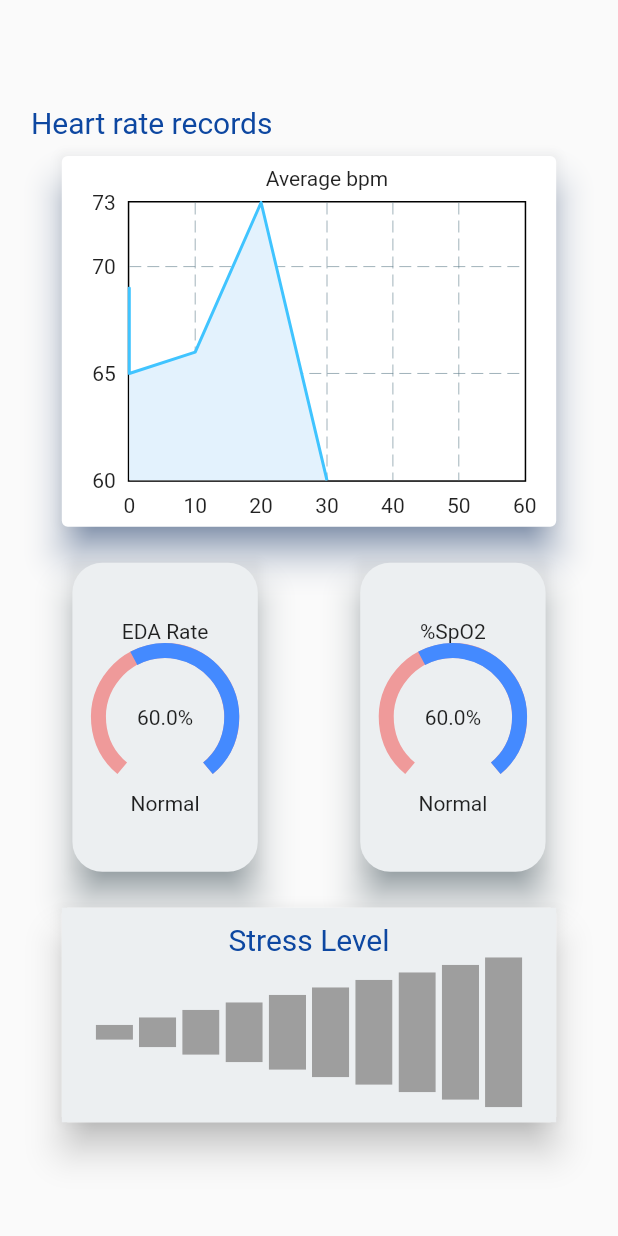
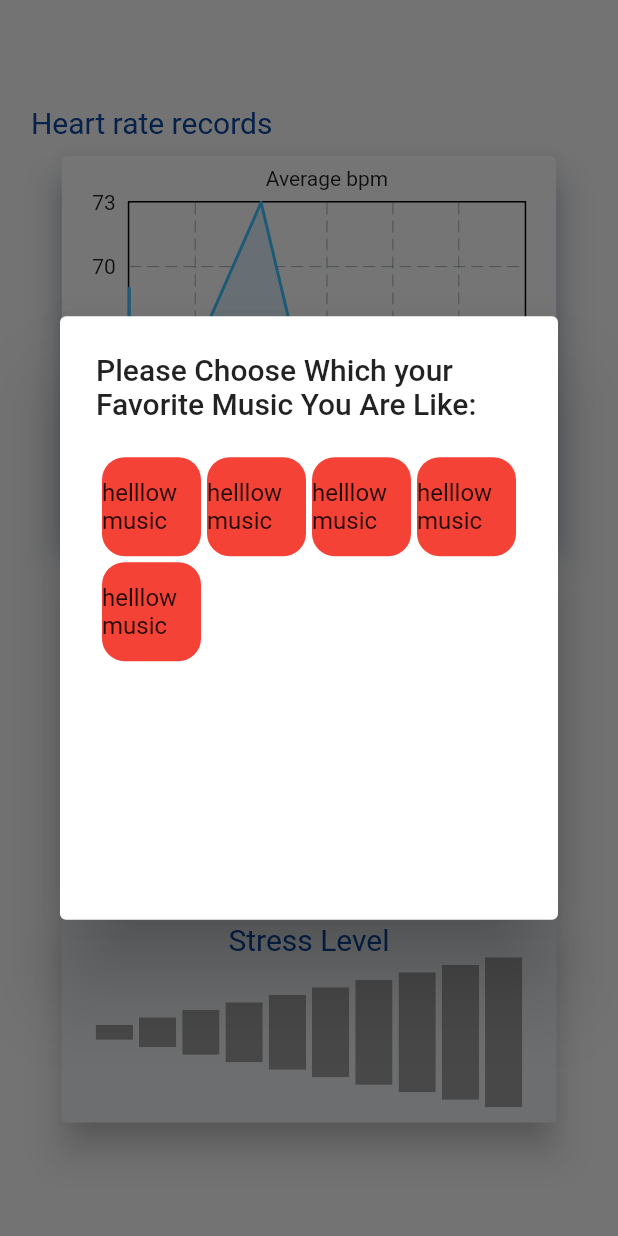
Before and after one commit to yhabbeh/Neuro_Stem, a Flutter app: the screen it shows after launch, after a tap on "LOGIN", on a phone screen of 412 x 824 dp. Run offline on Flutter 3.47's test engine with Material 2 defaults, Android fonts, the phone set to English and light mode, and no system bars; drawn by our look-alikes of fl_chart, percent_indicator, step_progress_indicator; our stand-ins replace connectivity_plus, dartz, equatable, flutter_bloc.

Commit message:
make dialog music on flutter

```diff
--- a/lib/features/home/presentation/page/home_page.dart
+++ b/lib/features/home/presentation/page/home_page.dart
@@ -1,11 +1,88 @@
 import 'package:flutter/material.dart';
 
+import '../../../../core/utilities/responsive_ui.dart';
 import '../widgets/EDA_rate.dart';
 import '../widgets/heart_rate_widget.dart';
 import '../widgets/stress_level.dart';
 
-class HomePage extends StatelessWidget {
+class HomePage extends StatefulWidget {
   const HomePage({super.key});
+
+  @override
+  State<HomePage> createState() => _HomePageState();
+}
+
+class _HomePageState extends State<HomePage> {
+  @override
+  void initState() {
+    WidgetsFlutterBinding.ensureInitialized().addPostFrameCallback((_) async {
+      await showDialog(
+          context: context,
+          builder: (BuildContext innerContext) => AlertDialog(
+              scrollable: true,
+              title: const Text(
+                  'Please Choose Which your Favorite Music You Are Like:'),
+              content: SizedBox(
+                height: ResponsiveUI.screenHeight! * 0.35,
+                width: ResponsiveUI.screenWidth! * .7,
+                child: GridView.count(
+                    crossAxisCount: 4,
+                    childAspectRatio: 1.0,
+                    padding: const EdgeInsets.all(4.0),
+                    mainAxisSpacing: 4.0,
+                    crossAxisSpacing: 4.0,
+                    children: [
+                      Container(
+                        height: ResponsiveUI.screenHeight! * 0.15,
+                        width: ResponsiveUI.screenWidth! * 0.3,
+                        decoration: BoxDecoration(
+                          color: Colors.red,
+                          borderRadius: BorderRadius.circular(15.0),
+                        ),
+                        child: const Center(child: Text('helllow music')),
+                      ),
+                      Container(
+                        height: ResponsiveUI.screenHeight! * 0.15,
+                        width: ResponsiveUI.screenWidth! * 0.3,
+                        decoration: BoxDecoration(
+                          color: Colors.red,
+                          borderRadius: BorderRadius.circular(15.0),
+                        ),
+                        child: const Center(child: Text('helllow music')),
+                      ),
+                      Container(
+                        height: ResponsiveUI.screenHeight! * 0.15,
+                        width: ResponsiveUI.screenWidth! * 0.3,
+                        decoration: BoxDecoration(
+                          color: Colors.red,
+                          borderRadius: BorderRadius.circular(15.0),
+                        ),
+                        child: const Center(child: Text('helllow music')),
+                      ),
+                      Container(
+                        height: ResponsiveUI.screenHeight! * 0.15,
+                        width: ResponsiveUI.screenWidth! * 0.3,
+                        decoration: BoxDecoration(
+                          color: Colors.red,
+                          borderRadius: BorderRadius.circular(15.0),
+                        ),
+                        child: const Center(child: Text('helllow music')),
+                      ),
+                      Container(
+                        height: ResponsiveUI.screenHeight! * 0.15,
+                        width: ResponsiveUI.screenWidth! * 0.3,
+                        decoration: BoxDecoration(
+                          color: Colors.red,
+                          borderRadius: BorderRadius.circular(15.0),
+                        ),
+                        child: const Center(child: Text('helllow music')),
+                      ),
+                    ]),
+              )));
+    });
+
+    super.initState();
+  }
 
   @override
   Widget build(BuildContext context) {
--- a/lib/features/login/presentation/widgets/login_box_widget.dart
+++ b/lib/features/login/presentation/widgets/login_box_widget.dart
@@ -59,10 +59,12 @@ class LoginBox extends StatelessWidget {
               width: ResponsiveUI.screenWidth! * 0.5,
               height: ResponsiveUI.screenHeight! * 0.05,
               child: ElevatedButton(
-                onPressed: () => Navigator.push(
-                    context,
-                    MaterialPageRoute(
-                        builder: (BuildContext context) => HomePage())),
+                onPressed: () {
+                  Navigator.push(
+                      context,
+                      MaterialPageRoute(
+                          builder: (BuildContext context) => const HomePage()));
+                },
                 style: const ButtonStyle(
                     backgroundColor:
                         MaterialStatePropertyAll<Color>(Color(0xFF90CAF9))),
```
